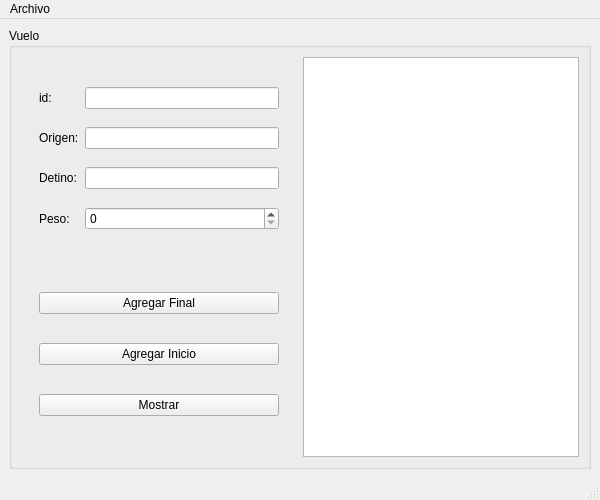
Above: mainwindow.ui from leonardotapia0753/SSPA-Interfaces before the change. Below: the same form after it.
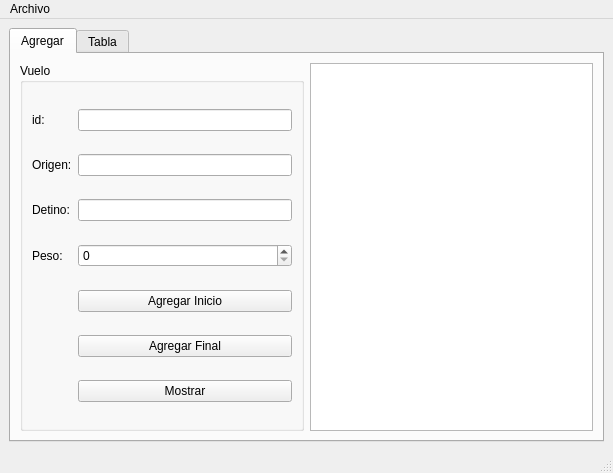
That is the form after the change. The open tabs and pages were chosen to show the change.

Commit message: Se agrego un tab para tabla de vuelos

What changed in the file:
```diff
--- a/mainwindow.ui
+++ b/mainwindow.ui
@@ -6,58 +6,33 @@
    <rect>
     <x>0</x>
     <y>0</y>
-    <width>600</width>
-    <height>500</height>
+    <width>613</width>
+    <height>473</height>
    </rect>
   </property>
   <property name="windowTitle">
    <string>MainWindow</string>
   </property>
   <widget class="QWidget" name="centralwidget">
-   <layout class="QHBoxLayout" name="horizontalLayout_5">
-    <item>
+   <layout class="QGridLayout" name="gridLayout_2">
+    <item row="0" column="0">
+     <widget class="QTabWidget" name="tabWidget">
+      <property name="currentIndex">
+       <number>1</number>
+      </property>
+      <widget class="QWidget" name="tab">
+       <attribute name="title">
+        <string>Agregar</string>
+       </attribute>
+       <layout class="QGridLayout" name="gridLayout_3">
+        <item row="0" column="0">
      <widget class="QGroupBox" name="groupBox">
-      <property name="sizePolicy">
-       <sizepolicy hsizetype="Preferred" vsizetype="Preferred">
-        <horstretch>0</horstretch>
-        <verstretch>0</verstretch>
-       </sizepolicy>
-      </property>
       <property name="title">
        <string>Vuelo</string>
       </property>
-      <layout class="QHBoxLayout" name="horizontalLayout">
-       <item>
-        <widget class="QWidget" name="widget_3" native="true">
-         <property name="sizePolicy">
-          <sizepolicy hsizetype="Expanding" vsizetype="Expanding">
-           <horstretch>0</horstretch>
-           <verstretch>0</verstretch>
-          </sizepolicy>
-         </property>
-         <layout class="QVBoxLayout" name="verticalLayout_4">
-          <item>
-           <widget class="QWidget" name="widget_2" native="true">
-            <property name="sizePolicy">
-             <sizepolicy hsizetype="Expanding" vsizetype="Expanding">
-              <horstretch>0</horstretch>
-              <verstretch>0</verstretch>
-             </sizepolicy>
-            </property>
-            <layout class="QGridLayout" name="gridLayout_3">
-             <item row="0" column="0">
-              <widget class="QLabel" name="label">
-               <property name="text">
-                <string>id:</string>
-               </property>
-              </widget>
-             </item>
+          <layout class="QGridLayout" name="gridLayout">
              <item row="0" column="1">
-              <widget class="QLineEdit" name="id_lineEdit">
-               <property name="tabletTracking">
-                <bool>false</bool>
-               </property>
-              </widget>
+            <widget class="QLineEdit" name="id_lineEdit"/>
              </item>
              <item row="1" column="0">
               <widget class="QLabel" name="label_2">
@@ -72,27 +47,6 @@
                </property>
               </widget>
              </item>
-             <item row="1" column="1">
-              <widget class="QLineEdit" name="origen_lineEdit">
-               <property name="tabletTracking">
-                <bool>false</bool>
-               </property>
-              </widget>
-             </item>
-             <item row="2" column="0">
-              <widget class="QLabel" name="label_4">
-               <property name="text">
-                <string>Detino:</string>
-               </property>
-              </widget>
-             </item>
-             <item row="2" column="1">
-              <widget class="QLineEdit" name="destino_lineEdit">
-               <property name="tabletTracking">
-                <bool>false</bool>
-               </property>
-              </widget>
-             </item>
              <item row="3" column="0">
               <widget class="QLabel" name="label_3">
                <property name="text">
@@ -100,36 +54,7 @@
                </property>
               </widget>
              </item>
-             <item row="3" column="1">
-              <widget class="QSpinBox" name="peso_spinBox">
-               <property name="tabletTracking">
-                <bool>false</bool>
-               </property>
-              </widget>
-             </item>
-            </layout>
-           </widget>
-          </item>
-          <item>
-           <widget class="QWidget" name="widget" native="true">
-            <property name="sizePolicy">
-             <sizepolicy hsizetype="Expanding" vsizetype="Expanding">
-              <horstretch>0</horstretch>
-              <verstretch>0</verstretch>
-             </sizepolicy>
-            </property>
-            <layout class="QVBoxLayout" name="verticalLayout_3">
-             <item>
-              <widget class="QPushButton" name="agregar_final_pushButton">
-               <property name="tabletTracking">
-                <bool>false</bool>
-               </property>
-               <property name="text">
-                <string>Agregar Final</string>
-               </property>
-              </widget>
-             </item>
-             <item>
+           <item row="4" column="1">
               <widget class="QPushButton" name="agregar_inicio_pushButton">
                <property name="tabletTracking">
                 <bool>false</bool>
@@ -139,7 +64,24 @@
                </property>
               </widget>
              </item>
-             <item>
+           <item row="5" column="1">
+            <widget class="QPushButton" name="agregar_final_pushButton">
+             <property name="text">
+              <string>Agregar Final</string>
+             </property>
+            </widget>
+           </item>
+           <item row="0" column="0">
+            <widget class="QLabel" name="label">
+             <property name="text">
+              <string>id:</string>
+             </property>
+            </widget>
+           </item>
+           <item row="2" column="1">
+            <widget class="QLineEdit" name="destino_lineEdit"/>
+           </item>
+           <item row="6" column="1">
               <widget class="QPushButton" name="mostrar_pushButton">
                <property name="tabletTracking">
                 <bool>false</bool>
@@ -149,32 +91,24 @@
                </property>
               </widget>
              </item>
-            </layout>
-           </widget>
-          </item>
+           <item row="1" column="1">
+            <widget class="QLineEdit" name="origen_lineEdit"/>
+           </item>
+           <item row="2" column="0">
+            <widget class="QLabel" name="label_4">
+             <property name="text">
+              <string>Detino:</string>
+             </property>
+            </widget>
+           </item>
+           <item row="3" column="1">
+            <widget class="QSpinBox" name="peso_spinBox"/>
+           </item>
          </layout>
         </widget>
        </item>
-       <item>
+        <item row="0" column="1">
         <widget class="QPlainTextEdit" name="salida">
-         <property name="enabled">
-          <bool>true</bool>
-         </property>
-         <property name="sizePolicy">
-          <sizepolicy hsizetype="Expanding" vsizetype="Expanding">
-           <horstretch>0</horstretch>
-           <verstretch>0</verstretch>
-          </sizepolicy>
-         </property>
-         <property name="contextMenuPolicy">
-          <enum>Qt::DefaultContextMenu</enum>
-         </property>
-         <property name="acceptDrops">
-          <bool>true</bool>
-         </property>
-         <property name="readOnly">
-          <bool>true</bool>
-         </property>
          <property name="plainText">
           <string/>
          </property>
@@ -182,6 +116,38 @@
        </item>
       </layout>
      </widget>
+      <widget class="QWidget" name="tab_2">
+       <attribute name="title">
+        <string>Tabla</string>
+       </attribute>
+       <layout class="QGridLayout" name="gridLayout_4">
+        <item row="2" column="1">
+         <widget class="QPushButton" name="buscar_pushButton">
+          <property name="text">
+           <string>Buscar</string>
+          </property>
+         </widget>
+        </item>
+        <item row="2" column="0">
+         <widget class="QLineEdit" name="buscar_lineEdit">
+          <property name="placeholderText">
+           <string>Identificador de vuelo</string>
+          </property>
+         </widget>
+        </item>
+        <item row="2" column="2">
+         <widget class="QPushButton" name="mostrar_tabla_pushButton">
+          <property name="text">
+           <string>Mostrar</string>
+          </property>
+         </widget>
+        </item>
+        <item row="1" column="0" colspan="3">
+         <widget class="QTableWidget" name="tabla"/>
+        </item>
+       </layout>
+      </widget>
+     </widget>
     </item>
    </layout>
   </widget>
@@ -190,8 +156,8 @@
     <rect>
      <x>0</x>
      <y>0</y>
-     <width>600</width>
-     <height>22</height>
+     <width>613</width>
+     <height>21</height>
     </rect>
    </property>
    <widget class="QMenu" name="menuArchivo">
```
Left out of the diff: 6 changed lines with no effect on the pictures. Lines whose indentation alone changed are shown as unchanged. The commit also changes 1 other file.
